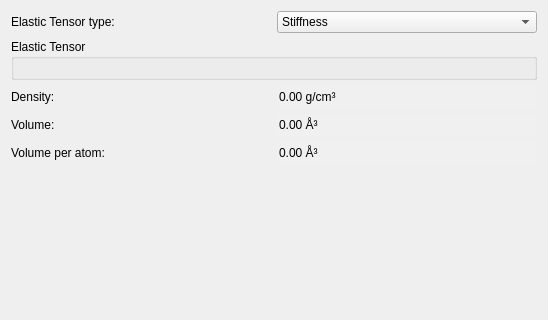
Qt form hexrd/ui/resources/ui/material_properties_editor.ui (HEXRD/hexrdgui) before a commit; both pictures show x 0 to 548 and y 0 to 320 of the 548 by 502 pixel window.
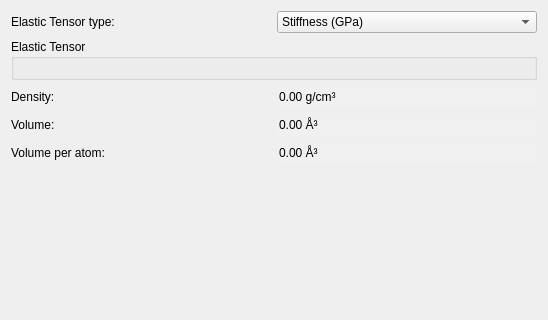
The same form after that commit. Custom widgets are drawn as their Qt base class.

Commit message:
Add units to stiffness/compliance text
This was just a request made by LLNL.

```diff
--- a/hexrd/ui/resources/ui/material_properties_editor.ui
+++ b/hexrd/ui/resources/ui/material_properties_editor.ui
@@ -66,7 +66,7 @@
     <widget class="QComboBox" name="elastic_tensor_type">
      <item>
       <property name="text">
-       <string>Stiffness</string>
+       <string>Stiffness (GPa)</string>
       </property>
      </item>
      <item>
```
Left out of the diff: 2 changed lines with no effect on the pictures. The commit also changes 1 other file.
